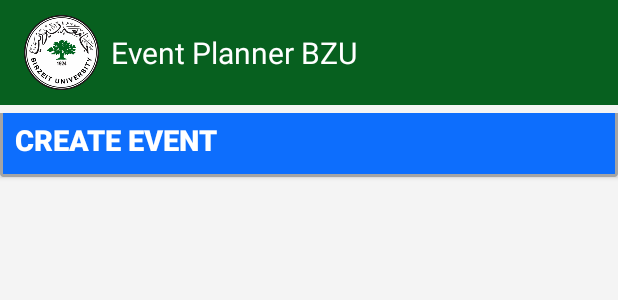
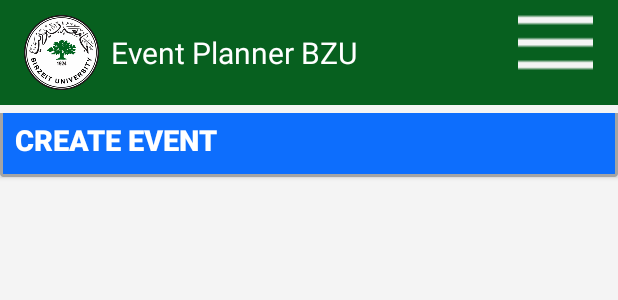
Before and after one commit to Othmanali02/EventPlanningApplication, an Android app: the layout activity_main.xml on its own in the app's theme, with its tools: preview values and no code run, on a phone screen of 412 x 824 dp. Shown: the top 300 px of the screen. Run offline under Robolectric (Android 15) with nearby library versions, the phone set to English and light mode, and no system bars; network calls fail.

Commit message:
main activity layout

```diff
--- a/app/src/main/java/com/example/eventplanningapp/MainActivity.java
+++ b/app/src/main/java/com/example/eventplanningapp/MainActivity.java
@@ -2,10 +2,7 @@ package com.example.eventplanningapp;
 import androidx.appcompat.app.AppCompatActivity;
 import androidx.drawerlayout.widget.DrawerLayout;
 import androidx.recyclerview.widget.RecyclerView;
-import androidx.annotation.NonNull;
-import androidx.appcompat.app.AppCompatActivity;
 import androidx.recyclerview.widget.LinearLayoutManager;
-import androidx.recyclerview.widget.RecyclerView;
 
 import android.content.Intent;
 import android.content.SharedPreferences;
@@ -19,12 +16,7 @@ import com.android.volley.Request;
 import com.android.volley.RequestQueue;
 import com.android.volley.toolbox.JsonArrayRequest;
 import com.android.volley.toolbox.Volley;
-import com.google.firebase.FirebaseApp;
-import com.google.firebase.database.DataSnapshot;
-import com.google.firebase.database.DatabaseError;
 import com.google.firebase.database.DatabaseReference;
-import com.google.firebase.database.FirebaseDatabase;
-import com.google.firebase.database.ValueEventListener;
 import com.google.firebase.firestore.FirebaseFirestore;
 import com.google.gson.Gson;
 import com.google.gson.reflect.TypeToken;
@@ -32,16 +24,10 @@ import com.google.gson.reflect.TypeToken;
 import java.lang.reflect.Type;
 import java.util.ArrayList;
 import java.util.List;
-import android.os.Bundle;
-import android.widget.Button;
+
 import android.widget.ImageButton;
-import android.widget.ImageView;
 import android.widget.TextView;
 import android.widget.Toast;
-
-import com.google.firebase.database.DatabaseReference;
-
-import java.util.ArrayList;
 
 public class MainActivity extends AppCompatActivity {
     RecyclerView recyclerView;
@@ -198,7 +184,7 @@ public class MainActivity extends AppCompatActivity {
         return gson.fromJson(jsonData, eventType);
     }
     private void openNavigationDrawer() {
-        DrawerLayout drawerLayout = findViewById(R.id.drawerLayout);
+        DrawerLayout drawerLayout = findViewById(R.id.MenuMianPage);
         if (drawerLayout.isDrawerOpen(Gravity.RIGHT)) {
             drawerLayout.closeDrawer(Gravity.RIGHT);
         } else {
--- a/app/src/main/res/layout/activity_main.xml
+++ b/app/src/main/res/layout/activity_main.xml
@@ -2,16 +2,14 @@
 <androidx.drawerlayout.widget.DrawerLayout xmlns:android="http://schemas.android.com/apk/res/android"
     xmlns:app="http://schemas.android.com/apk/res-auto"
     xmlns:tools="http://schemas.android.com/tools"
-    android:id="@+id/drawerLayout"
+    android:id="@+id/MenuMianPage"
     android:layout_width="match_parent"
     android:layout_height="match_parent"
     android:layout_gravity="end"
     android:orientation="vertical"
     tools:context=".MainActivity">
 
-    <RelativeLayout xmlns:android="http://schemas.android.com/apk/res/android"
-        xmlns:app="http://schemas.android.com/apk/res-auto"
-        xmlns:tools="http://schemas.android.com/tools"
+    <RelativeLayout
         android:layout_width="match_parent"
         android:layout_height="match_parent"
         android:background="@color/back"
@@ -41,6 +39,21 @@
                 android:text="Event Planner BZU"
                 android:textColor="#FFFFFF"
                 android:textSize="20sp" />
+
+            <ImageButton
+                android:id="@+id/imageButton"
+                android:layout_width="58dp"
+                android:layout_height="54dp"
+                android:layout_alignStart="@+id/logo"
+                android:layout_alignTop="@+id/title"
+                android:layout_alignBottom="@+id/title"
+                android:layout_alignParentEnd="true"
+                android:layout_marginStart="325dp"
+                android:layout_marginTop="-21dp"
+                android:layout_marginEnd="13dp"
+                android:layout_marginBottom="-7dp"
+                android:background="#00FFFFFF"
+                app:srcCompat="@drawable/menuburger" />
 
 
         </RelativeLayout>
```
